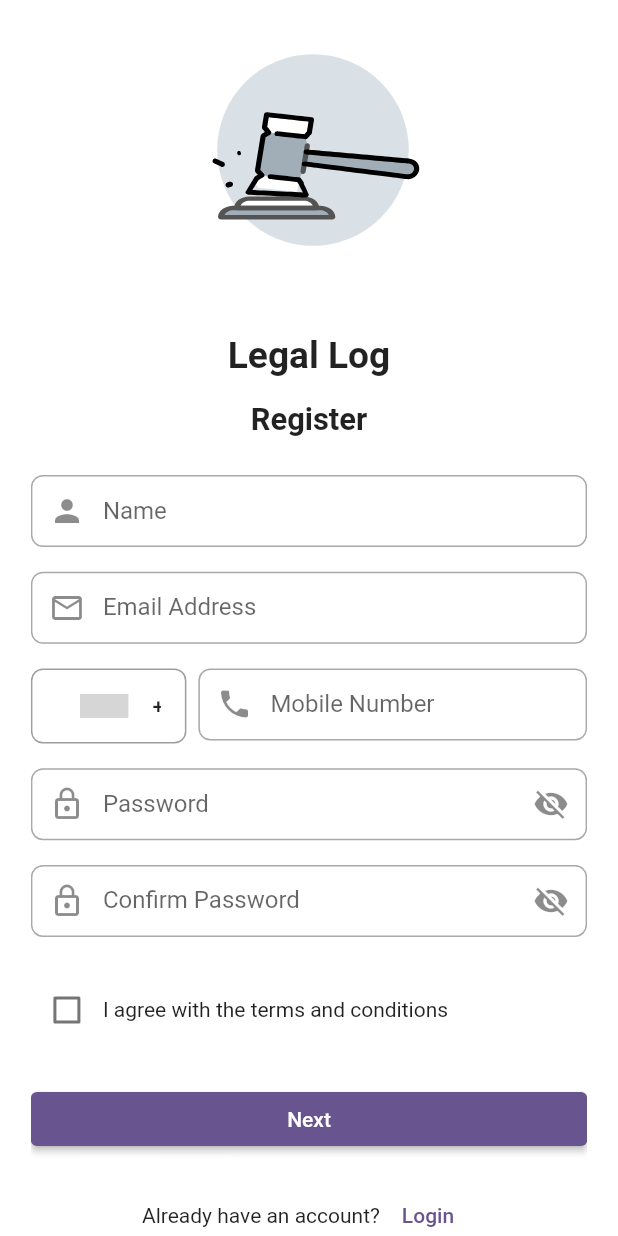
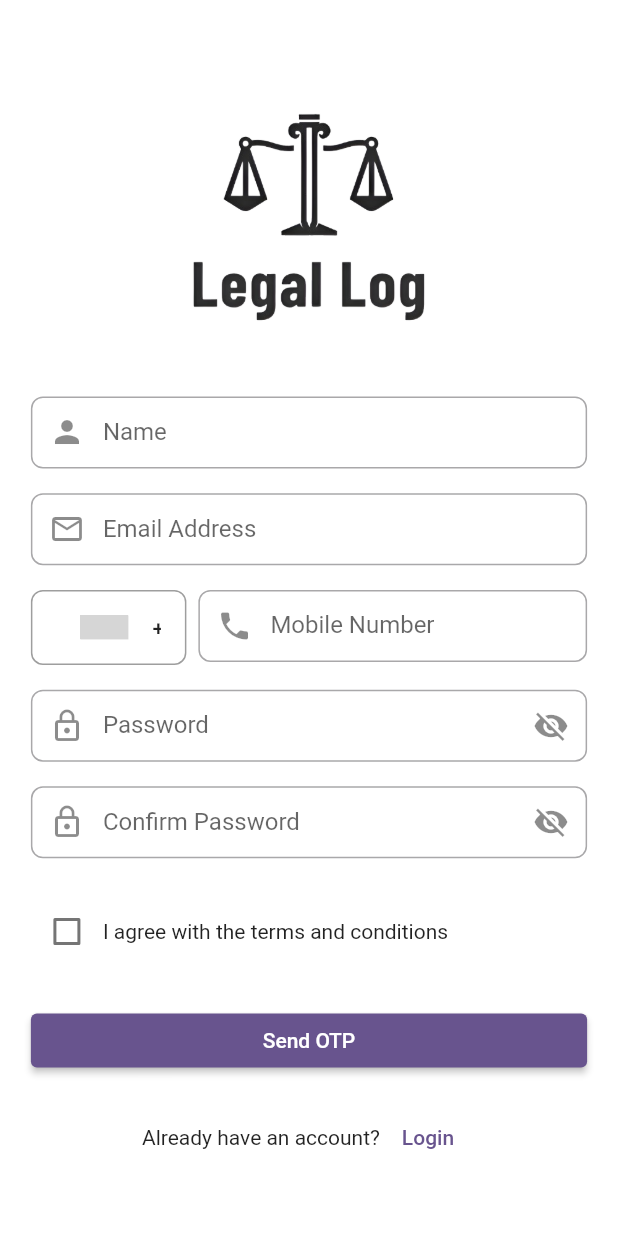
Before and after one commit to 0211Abhay/CPMAD_PROJECT, a Flutter app: the screen it shows after launch, after a tap on "Login", after a tap on "Register", on a phone screen of 412 x 824 dp. Run offline on Flutter 3.47's test engine with Material 3 defaults, Android fonts, the phone set to English and light mode, and no system bars; drawn by our look-alikes of country_code_picker; our stand-ins replace cloud_firestore, firebase_auth, firebase_core, get, get_storage, lottie; missing offline and left inert: mailer; accounts and stored records are empty; grey boxes are pictures that could not be loaded.

Commit message:
working code with login - register - otp (logout and session remaining)

```diff
--- a/legal_log/lib/features/authentication/screens/login_screen.dart
+++ b/legal_log/lib/features/authentication/screens/login_screen.dart
@@ -24,33 +24,26 @@ class LoginScreen extends StatelessWidget {
             horizontal: screenWidth * 0.05,
             vertical: screenHeight * 0.02,
           ),
-          child: Form( // Form widget to handle validation
+          child: Center(
+            child: ConstrainedBox(
+              constraints: BoxConstraints(
+                maxWidth: screenWidth * 0.9,
+                maxHeight: screenHeight * 0.9,
+              ),
+              child: Form(
                 key: formKey,
                 child: Column(
                   mainAxisAlignment: MainAxisAlignment.center,
+                  crossAxisAlignment: CrossAxisAlignment.center,
                   children: [
                     // Logo
-                Lottie.asset(
-                  "assets/lottie/hammer.json",
-                  width: 200,
-                  height: 200,
+                    Image.asset(
+                      'assets/images/logo-removebg-preview.png',
+                      width: screenWidth * 0.5,
+                      height: screenHeight * 0.25,
                       fit: BoxFit.contain,
                     ),
-                SizedBox(height: screenHeight * 0.02),
 
-                const Text(
-                  'Legal Log',
-                  style: TextStyle(fontSize: 24, fontWeight: FontWeight.bold),
-                ),
-                SizedBox(height: screenHeight * 0.02),
-
-                const Text(
-                  'Login',
-                  style: TextStyle(fontSize: 20, fontWeight: FontWeight.bold),
-                ),
-                SizedBox(height: screenHeight * 0.01),
-
-                const Text('Enter your username and password to login'),
                     SizedBox(height: screenHeight * 0.02),
 
                     // Email Field
@@ -80,11 +73,13 @@ class LoginScreen extends StatelessWidget {
                     SizedBox(height: screenHeight * 0.02),
 
                     ElevatedButton(
-                  onPressed: () {
-                    // Validate the form fields
+                      onPressed: () async {
                         if (formKey.currentState!.validate()) {
-                      // Navigate to dashboard if valid
-                      Get.toNamed('/home_page');
+                          // Attempt login
+                          await loginController.loginUser(
+                            emailController.text.trim(),
+                            passwordController.text.trim(),
+                          );
                         }
                       },
                       child: const Text('Login'),
@@ -133,6 +128,8 @@ class LoginScreen extends StatelessWidget {
               ),
             ),
           ),
+        ),
+      ),
     );
   }
 }
--- a/legal_log/lib/features/authentication/screens/registration_screen.dart
+++ b/legal_log/lib/features/authentication/screens/registration_screen.dart
@@ -29,28 +29,13 @@ class RegistrationScreen extends StatelessWidget {
                 crossAxisAlignment: CrossAxisAlignment.center,
                 children: [
                   // Logo and Title
-                  Lottie.asset(
-                    "assets/lottie/hammer.json",
+                  Image.asset(
+                    'assets/images/logo-removebg-preview.png',
                     width: screenWidth * 0.5,
                     height: screenHeight * 0.25,
+                    fit: BoxFit.contain,
                   ),
                   SizedBox(height: verticalSpacing),
-                  Text(
-                    'Legal Log',
-                    style: TextStyle(
-                      fontWeight: FontWeight.bold,
-                      fontSize: screenWidth * 0.06,
-                    ),
-                  ),
-                  SizedBox(height: verticalSpacing),
-                  Text(
-                    'Register',
-                    style: TextStyle(
-                      fontWeight: FontWeight.bold,
-                      fontSize: screenWidth * 0.05,
-                    ),
-                  ),
-                  SizedBox(height: verticalSpacing * 1.5),
 
                   // Name Field
                   CustomTextField(
@@ -155,16 +140,17 @@ class RegistrationScreen extends StatelessWidget {
                   ),
                   SizedBox(height: verticalSpacing * 1.5),
 
-                  // Next Button
+                  // Send OTP Button
                   SizedBox(
                     width: double.infinity,
                     child: ElevatedButton(
                       onPressed: () {
                         if (_formKey.currentState!.validate()) {
-                            controller.registerUser();
-                          }
+                          controller.sendVerificationEmail(controller.emailController.text.trim());
+                          Get.toNamed('/verify_otp');
+                        }
                       },
-                      child: Text('Next'),
+                      child: Text('Send OTP'),
                     ),
                   ),
                   SizedBox(height: verticalSpacing),
--- a/legal_log/lib/features/authentication/services/register_service.dart
+++ b/legal_log/lib/features/authentication/services/register_service.dart
@@ -1,6 +1,6 @@
 import 'package:cloud_firestore/cloud_firestore.dart';
 import 'package:firebase_auth/firebase_auth.dart';
-import 'package:legal_log/features/authentication/model/register_model.dart';
+import 'package:legal_log/features/authentication/model/advocate_model.dart';
 
 class RegistrationService {
   final FirebaseAuth _auth = FirebaseAuth.instance;
--- a/legal_log/lib/main.dart
+++ b/legal_log/lib/main.dart
@@ -1,10 +1,12 @@
 import 'package:flutter/material.dart';
 import 'package:get/get.dart';
+import 'package:get_storage/get_storage.dart';
 import 'package:legal_log/features/authentication/screens/add_profilepicture.dart';
 import 'package:legal_log/features/authentication/screens/case_add.dart';
 import 'package:legal_log/features/authentication/screens/client_add.dart';
 import 'package:legal_log/features/authentication/screens/homeScreen.dart';
 import 'package:legal_log/features/authentication/screens/login_screen.dart';
+import 'package:legal_log/features/authentication/screens/otp_screen.dart';
 import 'package:legal_log/features/authentication/screens/registration_screen.dart';
 import 'package:legal_log/features/authentication/screens/splash_screen.dart';
 import 'package:firebase_core/firebase_core.dart';
@@ -14,7 +16,7 @@ void main() async {
   WidgetsFlutterBinding.ensureInitialized();
   await Firebase.initializeApp(options: DefaultFirebaseOptions.currentPlatform).then((value) {
   });
-
+  await GetStorage.init();
   runApp(MyApp());
 }
 
@@ -40,6 +42,8 @@ class MyApp extends StatelessWidget {
         '/case_add': (context) => CaseRegistrationScreen(),
         '/add_profilepage': (context) => AddProfilepicture(),
         '/home_page': (context) => Homescreen(),
+        "/verify_otp": (context) => OtpVerificationScreen(),
+
       },
     );
   }
--- a/legal_log/pubspec.yaml
+++ b/legal_log/pubspec.yaml
@@ -51,6 +51,8 @@ dependencies:
   cron: ^0.6.1
   firebase_auth: ^5.3.3
   cloud_firestore: ^5.5.0
+  mailer: ^6.2.0
+  get_storage: ^2.1.1
 
 dev_dependencies:
   flutter_test:
```
Also changed, not shown: legal_log/lib/features/authentication/controller/login_controller.dart (+45 -3 lines), legal_log/lib/features/authentication/controller/registration_controller.dart (+46 -6 lines), legal_log/lib/features/authentication/screens/otp_screen.dart (added, +42 -0 lines), legal_log/lib/features/authentication/model/advocate_model.dart (renamed from legal_log/lib/features/authentication/model/register_model.dart), legal_log/lib/features/authentication/model/login_model.dart (deleted), legal_log/pubspec.lock, 1 other file. Lines whose indentation alone changed are shown as unchanged.
